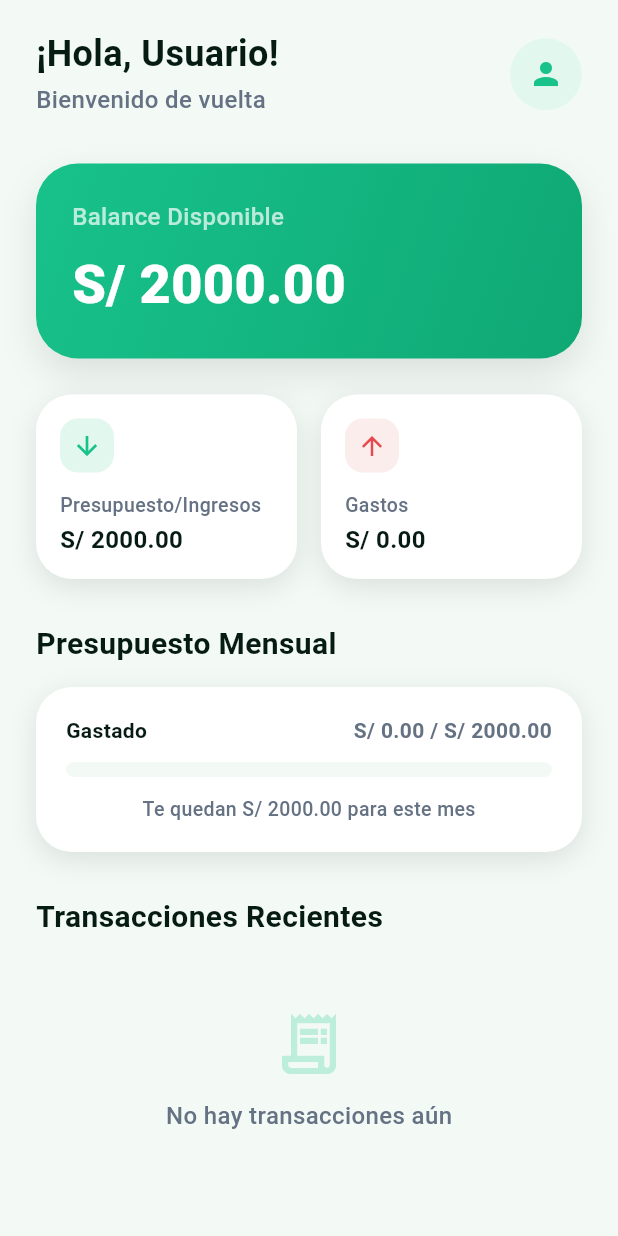
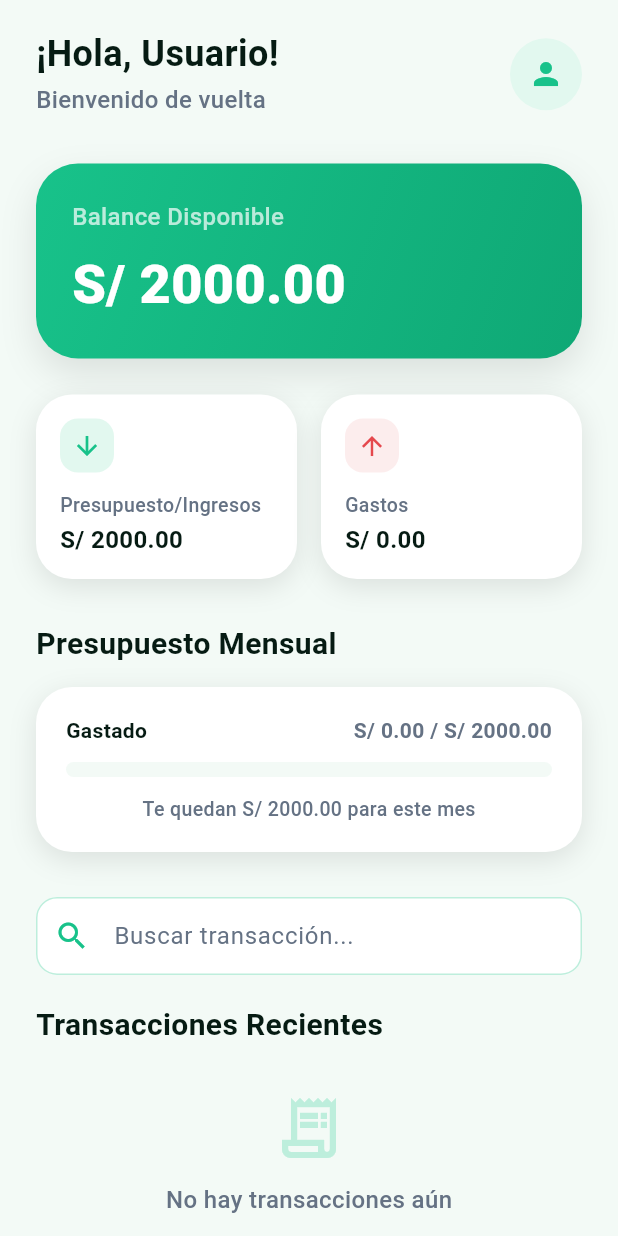
Before and after one commit to RobertoC1006/Herramientas_Desarrollo_Smartbudget, a Flutter app: the DashboardPage screen opened directly, on a phone screen of 412 x 824 dp. Run offline on Flutter 3.47's test engine with Material 3 defaults, Android fonts, the light colour scheme and no system bars; our stand-ins replace dio, fl_chart, flutter_riverpod, flutter_secure_storage, go_router; accounts and stored records are empty; network calls fail.

Commit message:
feat: agregar buscador de transacciones en dashboard

```diff
--- a/lib/features/dashboard/dashboard_page.dart
+++ b/lib/features/dashboard/dashboard_page.dart
@@ -17,6 +17,7 @@ class DashboardPage extends ConsumerStatefulWidget {
 
 class _DashboardPageState extends ConsumerState<DashboardPage> {
   bool mostrarTodo = false;
+  String textoBusqueda = '';
 
   @override
   Widget build(BuildContext context) {
@@ -32,6 +33,12 @@ class _DashboardPageState extends ConsumerState<DashboardPage> {
         .fold(0.0, (sum, item) => sum + item.amount);
 
     final balance = budget - totalExpenses + totalIncome;
+    final filteredTransactions = transactions.where((tx) {
+  final text = textoBusqueda.toLowerCase();
+
+return tx.title.toLowerCase().contains(text) ||
+    tx.category.toLowerCase().contains(text);
+}).toList();
 
     return Scaffold(
       backgroundColor: AppColors.background,
@@ -58,6 +65,27 @@ class _DashboardPageState extends ConsumerState<DashboardPage> {
                   _buildBudgetProgress(budget, totalExpenses),
                   const SizedBox(height: 30),
 
+TextField(
+  onChanged: (value) {
+    setState(() {
+      textoBusqueda = value.toLowerCase();
+      mostrarTodo = false;
+    });
+  },
+  decoration: InputDecoration(
+    hintText: 'Buscar transacción...',
+    prefixIcon: const Icon(Icons.search),
+    filled: true,
+    fillColor: AppColors.surface,
+    border: OutlineInputBorder(
+      borderRadius: BorderRadius.circular(18),
+      borderSide: BorderSide.none,
+    ),
+  ),
+),
+
+const SizedBox(height: 20),
+
                   Row(
                     mainAxisAlignment: MainAxisAlignment.spaceBetween,
                     children: [
@@ -65,7 +93,7 @@ class _DashboardPageState extends ConsumerState<DashboardPage> {
                         'Transacciones Recientes',
                         style: AppTextStyles.heading3,
                       ),
-                      if (transactions.length > 4)
+                   if (filteredTransactions.length > 4)
                         TextButton.icon(
                           onPressed: () {
                             setState(() {
@@ -84,8 +112,7 @@ class _DashboardPageState extends ConsumerState<DashboardPage> {
                     ],
                   ),
 
-                  const SizedBox(height: 16),
-                  _buildRecentTransactions(transactions),
+_buildRecentTransactions(filteredTransactions),
                   const SizedBox(height: 100),
                 ],
               ),
```
Also changed, not shown: 1 other file.
